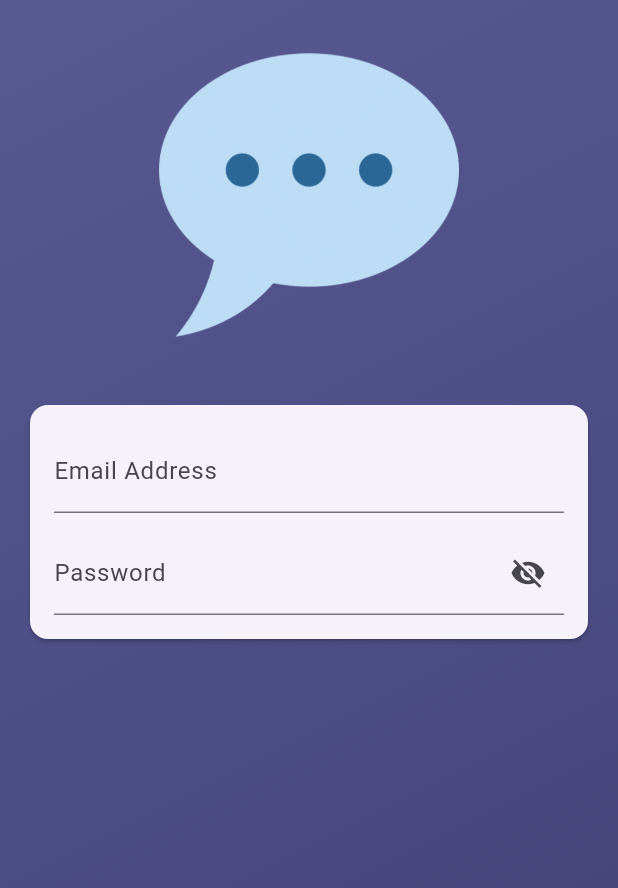
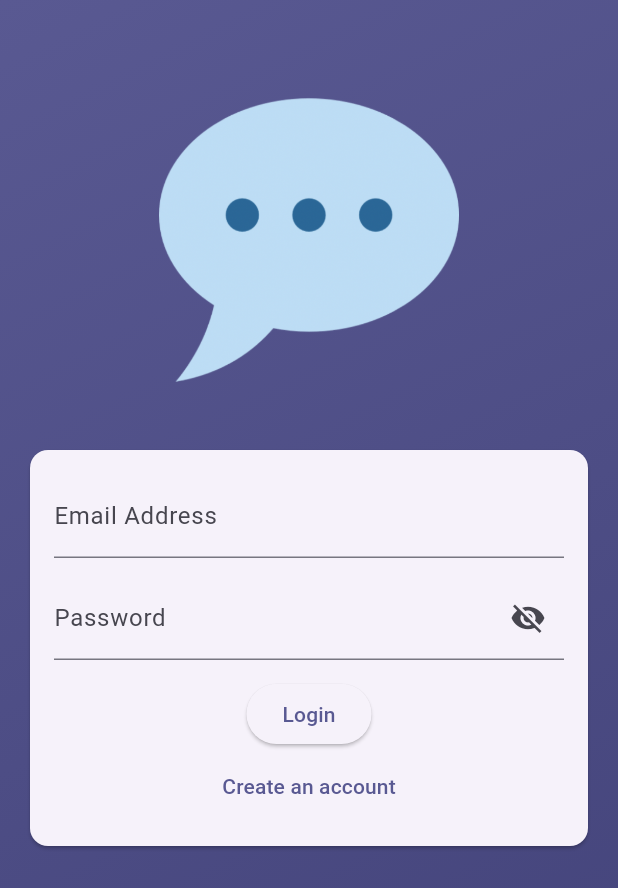
Before and after one commit to NavidZamanKhan/Echo, a Flutter app: the screen it shows after launch, on a phone screen of 412 x 824 dp. Shown: the top 888 px of the screen. Run offline on Flutter 3.47's test engine with Material 3 defaults, Android fonts, the phone set to English and light mode, and no system bars.

Commit message:
added signup and login button on the form

```diff
--- a/lib/main.dart
+++ b/lib/main.dart
@@ -17,7 +17,7 @@ class App extends StatelessWidget {
           seedColor: const Color.fromARGB(255, 107, 107, 169),
         ),
       ),
-      home: AuthScreen(),
+      home: const AuthScreen(),
     );
   }
 }
--- a/lib/screens/auth.dart
+++ b/lib/screens/auth.dart
@@ -11,6 +11,7 @@ class AuthScreen extends StatefulWidget {
 
 class _AuthScreenState extends State<AuthScreen> {
   bool _obscurePassword = true;
+  bool _isLogin = true;
 
   @override
   Widget build(BuildContext context) {
@@ -33,7 +34,7 @@ class _AuthScreenState extends State<AuthScreen> {
             children: [
               Container(
                 margin: const EdgeInsets.only(
-                  top: 30,
+                  top: 60,
                   bottom: 20,
                   left: 20,
                   right: 20,
@@ -61,6 +62,7 @@ class _AuthScreenState extends State<AuthScreen> {
                               if (value == null || value.isEmpty) {
                                 return "Email is required";
                               }
+                              return null;
                               // return null;
                             },
                           ),
@@ -83,6 +85,26 @@ class _AuthScreenState extends State<AuthScreen> {
                             ),
                             keyboardType: TextInputType.visiblePassword,
                             obscureText: _obscurePassword,
+                            autocorrect: false,
+                            validator: (value) =>
+                                value!.isEmpty ? "Password is required" : null,
+                          ),
+                          const SizedBox(height: 12),
+                          ElevatedButton(
+                            onPressed: () {},
+                            child: Text(_isLogin ? "Login" : "Signup"),
+                          ),
+                          TextButton(
+                            onPressed: () {
+                              setState(() {
+                                _isLogin = !_isLogin;
+                              });
+                            },
+                            child: Text(
+                              _isLogin
+                                  ? "Create an account"
+                                  : "I already have an account",
+                            ),
                           ),
                         ],
                       ),
```
